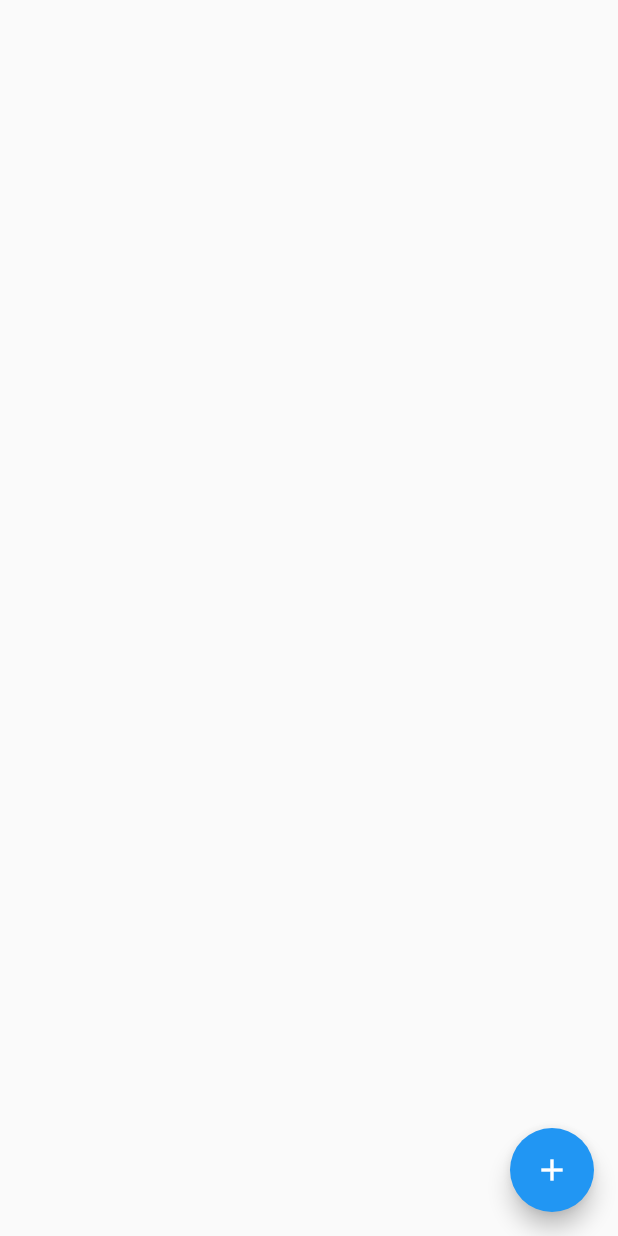
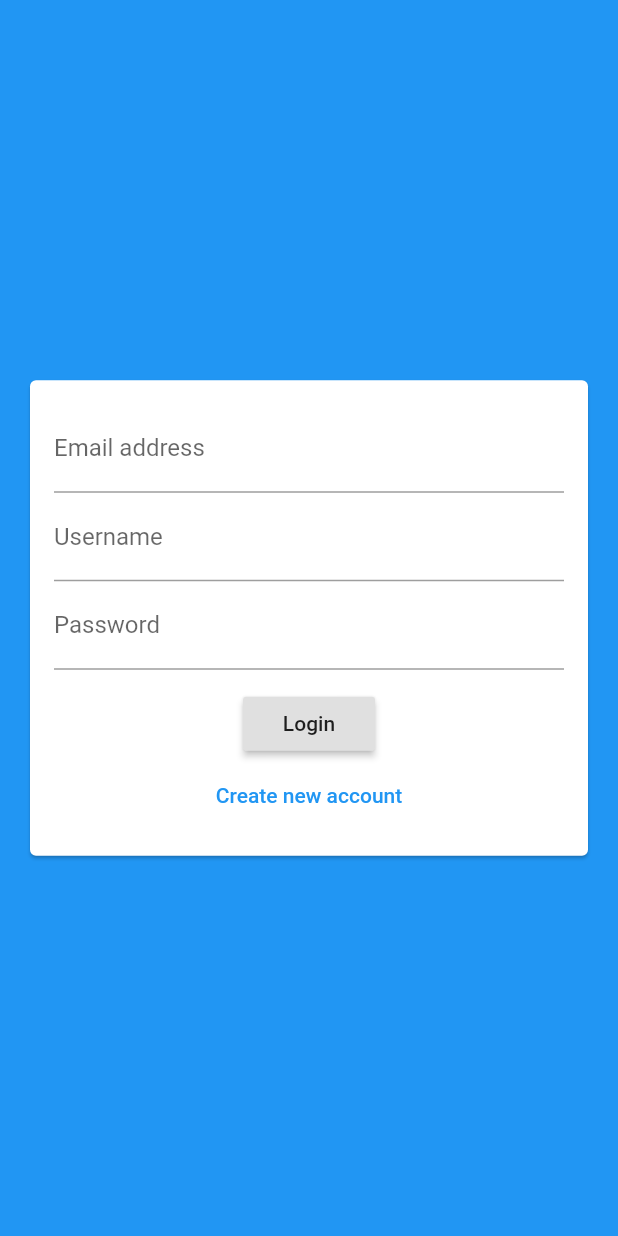
Before and after one commit to GianMor/chat_app_flutter, a Flutter app: the screen it shows after launch, on a phone screen of 412 x 824 dp. Run offline on Flutter 3.47's test engine with Material 2 defaults, Android fonts, the phone set to English and light mode, and no system bars; our stand-ins replace cloud_firestore, firebase_core; accounts and stored records are empty.

Commit message:
add auth form and setup in main and his screen

```diff
--- a/lib/main.dart
+++ b/lib/main.dart
@@ -1,3 +1,4 @@
+import 'package:chat_app_flutter/screens/auth_screen.dart';
 import 'package:chat_app_flutter/screens/chat_screen.dart';
 import 'package:flutter/material.dart';
 import 'package:firebase_core/firebase_core.dart';
@@ -16,7 +17,7 @@ class MyApp extends StatelessWidget {
           return MaterialApp(
             title: 'Flutter Chat',
             theme: ThemeData(),
-            home: ChatScreen(),
+            home: AuthScreen(),
           );
         });
   }
--- a/lib/screens/auth_screen.dart
+++ b/lib/screens/auth_screen.dart
@@ -0,0 +1,16 @@
+import 'package:chat_app_flutter/widgets/auth/auth_form.dart';
+import 'package:flutter/material.dart';
+
+class AuthScreen extends StatefulWidget {
+  @override
+  _AuthScreenState createState() => _AuthScreenState();
+}
+
+class _AuthScreenState extends State<AuthScreen> {
+  @override
+  Widget build(BuildContext context) {
+    return Scaffold(
+      body: AuthForm(),
+    );
+  }
+}
--- /dev/null
+++ b/lib/widgets/auth/auth_form.dart
@@ -0,0 +1,63 @@
+import 'package:flutter/material.dart';
+
+class AuthForm extends StatefulWidget {
+  @override
+  _AuthFormState createState() => _AuthFormState();
+}
+
+class _AuthFormState extends State<AuthForm> {
+  @override
+  Widget build(BuildContext context) {
+    return Scaffold(
+        backgroundColor: Theme.of(context).primaryColor,
+        body: Center(
+          child: Card(
+            margin: EdgeInsets.all(20),
+            child: SingleChildScrollView(
+              child: Padding(
+                padding: EdgeInsets.all(16),
+                child: Form(
+                  child: Column(
+                    mainAxisSize: MainAxisSize.min,
+                    children: [
+                      TextFormField(
+                        key: ValueKey('email'),
+                        autocorrect: false,
+                        textCapitalization: TextCapitalization.none,
+                        enableSuggestions: false,
+                        keyboardType: TextInputType.emailAddress,
+                        decoration: InputDecoration(
+                          labelText: 'Email address',
+                        ),
+                      ),
+                      TextFormField(
+                        key: ValueKey('username'),
+                        autocorrect: true,
+                        textCapitalization: TextCapitalization.words,
+                        enableSuggestions: false,
+                        decoration: InputDecoration(labelText: 'Username'),
+                      ),
+                      TextFormField(
+                        key: ValueKey('password'),
+                        decoration: InputDecoration(labelText: 'Password'),
+                        obscureText: true,
+                      ),
+                      SizedBox(height: 12),
+                      RaisedButton(
+                        child: Text('Login'),
+                        onPressed: () {},
+                      ),
+                      FlatButton(
+                        textColor: Theme.of(context).primaryColor,
+                        child: Text('Create new account'),
+                        onPressed: () {},
+                      )
+                    ],
+                  ),
+                ),
+              ),
+            ),
+          ),
+        ));
+  }
+}
```
